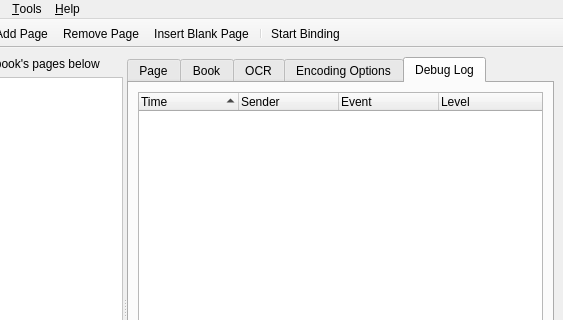
Old version of the form ui/gui.ui in the repository Blender3D/Bindery; both pictures show x 150 to 713 and y 0 to 320 of the 713 by 566 pixel window.
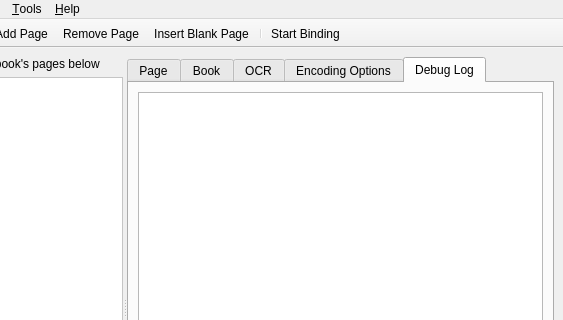
New version of the form. The open tabs and pages were chosen to show the change. Icons and pictures are not drawn. Custom widgets are drawn as their Qt base class.

Commit message: * Cleaned up and organized the code a lot  * Removed the pointless DebugLog and replaced it with an traceback logger.

The edit to the form file:
```diff
--- a/ui/gui.ui
+++ b/ui/gui.ui
@@ -1038,51 +1038,15 @@
            </attribute>
            <layout class="QGridLayout" name="gridLayout_5">
             <item row="0" column="0" colspan="3">
-             <widget class="DebugLog" name="debugLog">
-              <property name="indentation">
-               <number>0</number>
+             <widget class="QTextBrowser" name="debugLog">
+              <property name="styleSheet">
+               <string notr="true">QTextBrowser {
+  font-family: Arial, monospace;
+}</string>
               </property>
-              <property name="uniformRowHeights">
-               <bool>true</bool>
+              <property name="lineWrapMode">
+               <enum>QTextEdit::NoWrap</enum>
               </property>
-              <property name="sortingEnabled">
-               <bool>true</bool>
-              </property>
-              <property name="animated">
-               <bool>true</bool>
-              </property>
-              <property name="wordWrap">
-               <bool>true</bool>
-              </property>
-              <attribute name="headerCascadingSectionResizes">
-               <bool>true</bool>
-              </attribute>
-              <attribute name="headerMinimumSectionSize">
-               <number>20</number>
-              </attribute>
-              <attribute name="headerShowSortIndicator" stdset="0">
-               <bool>true</bool>
-              </attribute>
-              <column>
-               <property name="text">
-                <string>Time</string>
-               </property>
-              </column>
-              <column>
-               <property name="text">
-                <string>Sender</string>
-               </property>
-              </column>
-              <column>
-               <property name="text">
-                <string>Event</string>
-               </property>
-              </column>
-              <column>
-               <property name="text">
-                <string>Level</string>
-               </property>
-              </column>
              </widget>
             </item>
             <item row="1" column="0">
@@ -1392,11 +1356,6 @@
    <extends>QGraphicsView</extends>
    <header>.ImageViewerWidget</header>
   </customwidget>
-  <customwidget>
-   <class>DebugLog</class>
-   <extends>QTreeWidget</extends>
-   <header>.DebugLog</header>
-  </customwidget>
  </customwidgets>
  <resources>
   <include location="resources.qrc"/>
```
Left out of the diff: 135 changed lines with no effect on the pictures. The commit also changes 15 other files.
